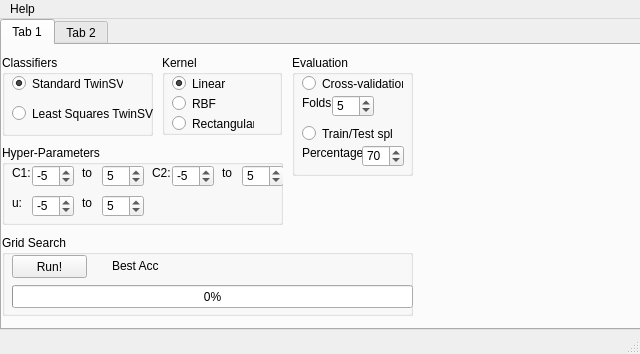
mir-am/LIBTwinSVM, file libtsvm/GUI-LIBTwinSVM.ui: the form before one commit.
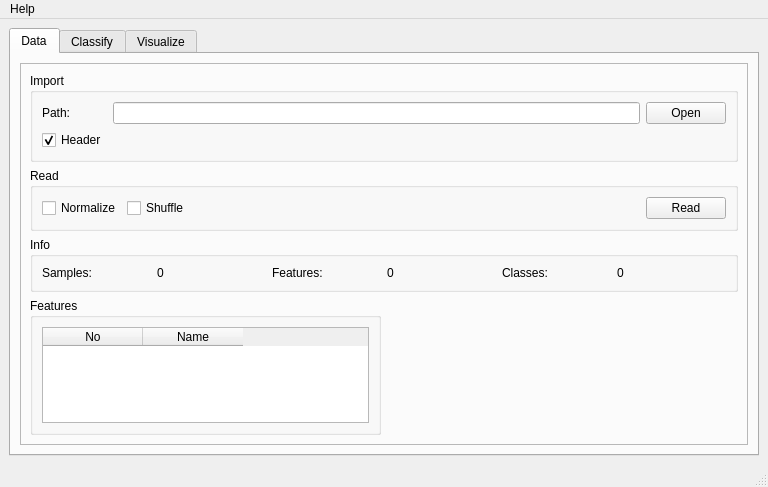
The form after the commit.

Commit message: Added widgets to data & classify tabs in the GUI.

Diff of the .ui file:
```diff
--- a/libtsvm/GUI-LIBTwinSVM.ui
+++ b/libtsvm/GUI-LIBTwinSVM.ui
@@ -6,8 +6,8 @@
    <rect>
     <x>0</x>
     <y>0</y>
-    <width>640</width>
-    <height>354</height>
+    <width>768</width>
+    <height>487</height>
    </rect>
   </property>
   <property name="windowTitle">
@@ -17,43 +17,310 @@
    <enum>Qt::LeftToRight</enum>
   </property>
   <widget class="QWidget" name="centralwidget">
+   <layout class="QGridLayout" name="gridLayout_4">
+    <item row="1" column="0">
    <widget class="QTabWidget" name="tabWidget">
-    <property name="geometry">
-     <rect>
-      <x>0</x>
-      <y>0</y>
-      <width>641</width>
-      <height>311</height>
-     </rect>
-    </property>
     <property name="currentIndex">
      <number>0</number>
     </property>
     <widget class="QWidget" name="tab">
      <attribute name="title">
-      <string>Tab 1</string>
-     </attribute>
+        <string>Data</string>
+       </attribute>
+       <layout class="QGridLayout" name="gridLayout">
+        <item row="0" column="0">
+         <widget class="QFrame" name="frame_2">
+          <property name="frameShape">
+           <enum>QFrame::StyledPanel</enum>
+          </property>
+          <property name="frameShadow">
+           <enum>QFrame::Raised</enum>
+          </property>
+          <layout class="QGridLayout" name="gridLayout_10">
+           <item row="4" column="1">
+            <spacer name="horizontalSpacer_2">
+             <property name="orientation">
+              <enum>Qt::Horizontal</enum>
+             </property>
+             <property name="sizeHint" stdset="0">
+              <size>
+               <width>40</width>
+               <height>20</height>
+              </size>
+             </property>
+            </spacer>
+           </item>
+           <item row="4" column="0">
+            <widget class="QGroupBox" name="groupBox_8">
+             <property name="title">
+              <string>Features</string>
+             </property>
+             <layout class="QGridLayout" name="gridLayout_13">
+              <item row="0" column="0">
+               <widget class="QTableWidget" name="tableWidget">
+                <column>
+                 <property name="text">
+                  <string>No</string>
+                 </property>
+                </column>
+                <column>
+                 <property name="text">
+                  <string>Name</string>
+                 </property>
+                </column>
+               </widget>
+              </item>
+             </layout>
+            </widget>
+           </item>
+           <item row="0" column="0" colspan="2">
+            <widget class="QGroupBox" name="groupBox_6">
+             <property name="title">
+              <string>Import</string>
+             </property>
+             <layout class="QGridLayout" name="gridLayout_11">
+              <item row="0" column="3">
+               <widget class="QPushButton" name="pushButton_2">
+                <property name="text">
+                 <string>Open</string>
+                </property>
+               </widget>
+              </item>
+              <item row="0" column="0">
+               <widget class="QLabel" name="label_11">
+                <property name="text">
+                 <string>Path:</string>
+                </property>
+               </widget>
+              </item>
+              <item row="2" column="0">
+               <widget class="QCheckBox" name="checkBox">
+                <property name="text">
+                 <string>Header</string>
+                </property>
+                <property name="checked">
+                 <bool>true</bool>
+                </property>
+               </widget>
+              </item>
+              <item row="0" column="2">
+               <widget class="QLineEdit" name="lineEdit"/>
+              </item>
+             </layout>
+            </widget>
+           </item>
+           <item row="3" column="0" colspan="2">
+            <widget class="QGroupBox" name="groupBox_7">
+             <property name="title">
+              <string>Info</string>
+             </property>
+             <layout class="QGridLayout" name="gridLayout_12">
+              <item row="0" column="2">
+               <widget class="QLabel" name="label_14">
+                <property name="text">
+                 <string>Features:</string>
+                </property>
+               </widget>
+              </item>
+              <item row="0" column="3">
+               <widget class="QLabel" name="label_15">
+                <property name="text">
+                 <string>0</string>
+                </property>
+               </widget>
+              </item>
+              <item row="0" column="4">
+               <widget class="QLabel" name="label_16">
+                <property name="text">
+                 <string>Classes:</string>
+                </property>
+               </widget>
+              </item>
+              <item row="0" column="5">
+               <widget class="QLabel" name="label_17">
+                <property name="text">
+                 <string>0</string>
+                </property>
+               </widget>
+              </item>
+              <item row="0" column="0">
+               <widget class="QLabel" name="label_12">
+                <property name="text">
+                 <string>Samples:</string>
+                </property>
+               </widget>
+              </item>
+              <item row="0" column="1">
+               <widget class="QLabel" name="label_13">
+                <property name="text">
+                 <string>0</string>
+                </property>
+               </widget>
+              </item>
+             </layout>
+            </widget>
+           </item>
+           <item row="2" column="0" colspan="2">
+            <widget class="QGroupBox" name="groupBox_9">
+             <property name="title">
+              <string>Read</string>
+             </property>
+             <layout class="QGridLayout" name="gridLayout_14">
+              <item row="0" column="0">
+               <layout class="QHBoxLayout" name="horizontalLayout_7">
+                <item>
+                 <widget class="QCheckBox" name="checkBox_3">
+                  <property name="text">
+                   <string>Normalize</string>
+                  </property>
+                 </widget>
+                </item>
+                <item>
+                 <widget class="QCheckBox" name="checkBox_2">
+                  <property name="text">
+                   <string>Shuffle</string>
+                  </property>
+                 </widget>
+                </item>
+               </layout>
+              </item>
+              <item row="0" column="2">
+               <widget class="QPushButton" name="pushButton_3">
+                <property name="text">
+                 <string>Read</string>
+                </property>
+               </widget>
+              </item>
+              <item row="0" column="1">
+               <spacer name="horizontalSpacer_3">
+                <property name="orientation">
+                 <enum>Qt::Horizontal</enum>
+                </property>
+                <property name="sizeHint" stdset="0">
+                 <size>
+                  <width>40</width>
+                  <height>20</height>
+                 </size>
+                </property>
+               </spacer>
+              </item>
+             </layout>
+            </widget>
+           </item>
+          </layout>
+         </widget>
+        </item>
+       </layout>
+      </widget>
+      <widget class="QWidget" name="tab_2">
+       <attribute name="title">
+        <string>Classify</string>
+       </attribute>
+       <layout class="QGridLayout" name="gridLayout_3">
+        <item row="1" column="0" rowspan="2">
+         <widget class="QFrame" name="frame">
+          <property name="frameShape">
+           <enum>QFrame::StyledPanel</enum>
+          </property>
+          <property name="frameShadow">
+           <enum>QFrame::Raised</enum>
+          </property>
+          <layout class="QGridLayout" name="gridLayout_5">
+           <item row="0" column="2">
+            <widget class="QGroupBox" name="groupBox_3">
+             <property name="title">
+              <string>Evaluation</string>
+             </property>
+             <layout class="QGridLayout" name="gridLayout_6">
+              <item row="0" column="0">
+               <widget class="QRadioButton" name="radioButton_6">
+                <property name="text">
+                 <string>Cross-validation</string>
+                </property>
+                <property name="checked">
+                 <bool>true</bool>
+                </property>
+               </widget>
+              </item>
+              <item row="2" column="0">
+               <widget class="QRadioButton" name="radioButton_7">
+                <property name="text">
+                 <string>Train/Test split</string>
+                </property>
+               </widget>
+              </item>
+              <item row="1" column="0">
+               <layout class="QHBoxLayout" name="horizontalLayout">
+                <item>
+                 <widget class="QLabel" name="label">
+                  <property name="text">
+                   <string>Folds:</string>
+                  </property>
+                 </widget>
+                </item>
+                <item>
+                 <widget class="QSpinBox" name="spinBox">
+                  <property name="minimum">
+                   <number>1</number>
+                  </property>
+                  <property name="maximum">
+                   <number>10</number>
+                  </property>
+                  <property name="value">
+                   <number>5</number>
+                  </property>
+                 </widget>
+                </item>
+               </layout>
+              </item>
+              <item row="3" column="0">
+               <layout class="QHBoxLayout" name="horizontalLayout_2">
+                <item>
+                 <widget class="QLabel" name="label_2">
+                  <property name="text">
+                   <string>Percentage:</string>
+                  </property>
+                 </widget>
+                </item>
+                <item>
+                 <widget class="QSpinBox" name="spinBox_2">
+                  <property name="minimum">
+                   <number>1</number>
+                  </property>
+                  <property name="maximum">
+                   <number>99</number>
+                  </property>
+                  <property name="value">
+                   <number>70</number>
+                  </property>
+                 </widget>
+                </item>
+               </layout>
+              </item>
+              <item row="1" column="1">
+               <spacer name="horizontalSpacer">
+                <property name="orientation">
+                 <enum>Qt::Horizontal</enum>
+                </property>
+                <property name="sizeHint" stdset="0">
+                 <size>
+                  <width>40</width>
+                  <height>20</height>
+                 </size>
+                </property>
+               </spacer>
+              </item>
+             </layout>
+            </widget>
+           </item>
+           <item row="0" column="0">
      <widget class="QGroupBox" name="groupBox">
-      <property name="geometry">
-       <rect>
-        <x>0</x>
-        <y>10</y>
-        <width>151</width>
-        <height>81</height>
-       </rect>
-      </property>
       <property name="title">
        <string>Classifiers</string>
       </property>
+             <layout class="QGridLayout" name="gridLayout_2">
+              <item row="0" column="0">
       <widget class="QRadioButton" name="radioButton">
-       <property name="geometry">
-        <rect>
-         <x>10</x>
-         <y>20</y>
-         <width>111</width>
-         <height>17</height>
-        </rect>
-       </property>
        <property name="text">
         <string>Standard TwinSVM</string>
        </property>
@@ -61,93 +328,25 @@
         <bool>true</bool>
        </property>
       </widget>
+              </item>
+              <item row="1" column="0">
       <widget class="QRadioButton" name="radioButton_2">
-       <property name="geometry">
-        <rect>
-         <x>10</x>
-         <y>50</y>
-         <width>141</width>
-         <height>17</height>
-        </rect>
-       </property>
        <property name="text">
         <string>Least Squares TwinSVM</string>
        </property>
       </widget>
-     </widget>
-     <widget class="QGroupBox" name="groupBox_5">
-      <property name="geometry">
-       <rect>
-        <x>0</x>
-        <y>190</y>
-        <width>411</width>
-        <height>81</height>
-       </rect>
-      </property>
-      <property name="title">
-       <string>Grid Search</string>
-      </property>
-      <widget class="QPushButton" name="pushButton">
-       <property name="geometry">
-        <rect>
-         <x>10</x>
-         <y>20</y>
-         <width>75</width>
-         <height>23</height>
-        </rect>
-       </property>
-       <property name="text">
-        <string>Run!</string>
-       </property>
-      </widget>
-      <widget class="QProgressBar" name="progressBar">
-       <property name="geometry">
-        <rect>
-         <x>10</x>
-         <y>50</y>
-         <width>401</width>
-         <height>23</height>
-        </rect>
-       </property>
-       <property name="value">
-        <number>0</number>
-       </property>
-      </widget>
-      <widget class="QLabel" name="label_9">
-       <property name="geometry">
-        <rect>
-         <x>110</x>
-         <y>20</y>
-         <width>47</width>
-         <height>21</height>
-        </rect>
-       </property>
-       <property name="text">
-        <string>Best Acc:</string>
-       </property>
-      </widget>
-     </widget>
+              </item>
+             </layout>
+            </widget>
+           </item>
+           <item row="0" column="1">
      <widget class="QGroupBox" name="groupBox_2">
-      <property name="geometry">
-       <rect>
-        <x>160</x>
-        <y>10</y>
-        <width>120</width>
-        <height>80</height>
-       </rect>
-      </property>
       <property name="title">
        <string>Kernel</string>
       </property>
+             <layout class="QGridLayout" name="gridLayout_7">
+              <item row="0" column="0">
       <widget class="QRadioButton" name="radioButton_3">
-       <property name="geometry">
-        <rect>
-         <x>10</x>
-         <y>20</y>
-         <width>82</width>
-         <height>17</height>
-        </rect>
-       </property>
        <property name="text">
         <string>Linear</string>
        </property>
@@ -155,125 +354,32 @@
         <bool>true</bool>
        </property>
       </widget>
+              </item>
+              <item row="1" column="0">
       <widget class="QRadioButton" name="radioButton_4">
-       <property name="geometry">
-        <rect>
-         <x>10</x>
-         <y>40</y>
-         <width>82</width>
-         <height>17</height>
-        </rect>
-       </property>
        <property name="text">
         <string>RBF</string>
        </property>
       </widget>
+              </item>
+              <item row="2" column="0">
       <widget class="QRadioButton" name="radioButton_5">
-       <property name="geometry">
-        <rect>
-         <x>10</x>
-         <y>60</y>
-         <width>82</width>
-         <height>17</height>
-        </rect>
-       </property>
        <property name="text">
         <string>Rectangular</string>
        </property>
       </widget>
-     </widget>
-     <widget class="QGroupBox" name="groupBox_3">
-      <property name="geometry">
-       <rect>
-        <x>290</x>
-        <y>10</y>
-        <width>121</width>
-        <height>121</height>
-       </rect>
-      </property>
-      <property name="title">
-       <string>Evaluation</string>
-      </property>
-      <widget class="QRadioButton" name="radioButton_6">
-       <property name="geometry">
-        <rect>
-         <x>10</x>
-         <y>20</y>
-         <width>101</width>
-         <height>17</height>
-        </rect>
-       </property>
-       <property name="text">
-        <string>Cross-validation</string>
-       </property>
-      </widget>
-      <widget class="QLabel" name="label">
-       <property name="geometry">
-        <rect>
-         <x>10</x>
-         <y>40</y>
-         <width>31</width>
-         <height>16</height>
-        </rect>
-       </property>
-       <property name="text">
-        <string>Folds:</string>
-       </property>
-      </widget>
-      <widget class="QSpinBox" name="spinBox">
-       <property name="geometry">
-        <rect>
-         <x>40</x>
-         <y>40</y>
-         <width>42</width>
-         <height>22</height>
-        </rect>
-       </property>
-       <property name="minimum">
-        <number>1</number>
-       </property>
-       <property name="maximum">
-        <number>10</number>
-       </property>
-       <property name="value">
-        <number>5</number>
-       </property>
-      </widget>
-      <widget class="QRadioButton" name="radioButton_7">
-       <property name="geometry">
-        <rect>
-         <x>10</x>
-         <y>70</y>
-         <width>91</width>
-         <height>17</height>
-        </rect>
-       </property>
-       <property name="text">
-        <string>Train/Test split</string>
-       </property>
-      </widget>
-      <widget class="QLabel" name="label_2">
-       <property name="geometry">
-        <rect>
-         <x>10</x>
-         <y>90</y>
-         <width>61</width>
-         <height>16</height>
-        </rect>
-       </property>
+              </item>
+              <item row="3" column="0">
+               <layout class="QHBoxLayout" name="horizontalLayout_6">
+                <item>
+                 <widget class="QLabel" name="label_10">
        <property name="text">
         <string>Percentage:</string>
        </property>
       </widget>
-      <widget class="QSpinBox" name="spinBox_2">
-       <property name="geometry">
-        <rect>
-         <x>70</x>
-         <y>90</y>
-         <width>42</width>
-         <height>22</height>
-        </rect>
-       </property>
+                </item>
+                <item>
+                 <widget class="QSpinBox" name="spinBox_9">
        <property name="minimum">
         <number>1</number>
        </property>
@@ -281,44 +387,32 @@
         <number>99</number>
        </property>
        <property name="value">
-        <number>70</number>
-       </property>
-      </widget>
-     </widget>
+                   <number>75</number>
+                  </property>
+                 </widget>
+                </item>
+               </layout>
+              </item>
+             </layout>
+            </widget>
+           </item>
+           <item row="1" column="0">
      <widget class="QGroupBox" name="groupBox_4">
-      <property name="geometry">
-       <rect>
-        <x>0</x>
-        <y>100</y>
-        <width>281</width>
-        <height>80</height>
-       </rect>
-      </property>
       <property name="title">
        <string>Hyper-Parameters</string>
       </property>
+             <layout class="QGridLayout" name="gridLayout_8">
+              <item row="0" column="0">
+               <layout class="QHBoxLayout" name="horizontalLayout_3">
+                <item>
       <widget class="QLabel" name="label_3">
-       <property name="geometry">
-        <rect>
-         <x>10</x>
-         <y>20</y>
-         <width>21</width>
-         <height>16</height>
-        </rect>
-       </property>
        <property name="text">
         <string>C1:</string>
        </property>
       </widget>
+                </item>
+                <item>
       <widget class="QSpinBox" name="spinBox_3">
-       <property name="geometry">
-        <rect>
-         <x>30</x>
-         <y>20</y>
-         <width>42</width>
-         <height>22</height>
-        </rect>
-       </property>
        <property name="minimum">
         <number>-10</number>
        </property>
@@ -329,28 +423,16 @@
         <number>-5</number>
        </property>
       </widget>
+                </item>
+                <item>
       <widget class="QLabel" name="label_4">
-       <property name="geometry">
-        <rect>
-         <x>80</x>
-         <y>20</y>
-         <width>16</width>
-         <height>16</height>
-        </rect>
-       </property>
        <property name="text">
         <string>to</string>
        </property>
       </widget>
+                </item>
+                <item>
       <widget class="QSpinBox" name="spinBox_4">
-       <property name="geometry">
-        <rect>
-         <x>100</x>
-         <y>20</y>
-         <width>42</width>
-         <height>22</height>
-        </rect>
-       </property>
        <property name="minimum">
         <number>1</number>
        </property>
@@ -361,28 +443,20 @@
         <number>5</number>
        </property>
       </widget>
+                </item>
+               </layout>
+              </item>
+              <item row="0" column="1">
+               <layout class="QHBoxLayout" name="horizontalLayout_4">
+                <item>
       <widget class="QLabel" name="label_5">
-       <property name="geometry">
-        <rect>
-         <x>150</x>
-         <y>20</y>
-         <width>21</width>
-         <height>16</height>
-        </rect>
-       </property>
        <property name="text">
         <string>C2:</string>
        </property>
       </widget>
+                </item>
+                <item>
       <widget class="QSpinBox" name="spinBox_5">
-       <property name="geometry">
-        <rect>
-         <x>170</x>
-         <y>20</y>
-         <width>42</width>
-         <height>22</height>
-        </rect>
-       </property>
        <property name="minimum">
         <number>-10</number>
        </property>
@@ -393,28 +467,16 @@
         <number>-5</number>
        </property>
       </widget>
+                </item>
+                <item>
       <widget class="QLabel" name="label_6">
-       <property name="geometry">
-        <rect>
-         <x>220</x>
-         <y>20</y>
-         <width>16</width>
-         <height>16</height>
-        </rect>
-       </property>
        <property name="text">
         <string>to</string>
        </property>
       </widget>
+                </item>
+                <item>
       <widget class="QSpinBox" name="spinBox_6">
-       <property name="geometry">
-        <rect>
-         <x>240</x>
-         <y>20</y>
-         <width>42</width>
-         <height>22</height>
-        </rect>
-       </property>
        <property name="minimum">
         <number>1</number>
        </property>
@@ -425,28 +487,20 @@
         <number>5</number>
        </property>
       </widget>
+                </item>
+               </layout>
+              </item>
+              <item row="1" column="0">
+               <layout class="QHBoxLayout" name="horizontalLayout_5">
+                <item>
       <widget class="QLabel" name="label_7">
-       <property name="geometry">
-        <rect>
-         <x>10</x>
-         <y>50</y>
-         <width>21</width>
-         <height>16</height>
-        </rect>
-       </property>
        <property name="text">
         <string>&lt;html&gt;&lt;head/&gt;&lt;body&gt;&lt;p&gt;u:&lt;/p&gt;&lt;/body&gt;&lt;/html&gt;</string>
        </property>
       </widget>
+                </item>
+                <item>
       <widget class="QSpinBox" name="spinBox_7">
-       <property name="geometry">
-        <rect>
-         <x>30</x>
-         <y>50</y>
-         <width>42</width>
-         <height>22</height>
-        </rect>
-       </property>
        <property name="minimum">
         <number>-20</number>
        </property>
@@ -457,28 +511,16 @@
         <number>-5</number>
        </property>
       </widget>
+                </item>
+                <item>
       <widget class="QLabel" name="label_8">
-       <property name="geometry">
-        <rect>
-         <x>80</x>
-         <y>50</y>
-         <width>16</width>
-         <height>16</height>
-        </rect>
-       </property>
        <property name="text">
         <string>to</string>
        </property>
       </widget>
+                </item>
+                <item>
       <widget class="QSpinBox" name="spinBox_8">
-       <property name="geometry">
-        <rect>
-         <x>100</x>
-         <y>50</y>
-         <width>42</width>
-         <height>22</height>
-        </rect>
-       </property>
        <property name="minimum">
         <number>1</number>
        </property>
@@ -489,14 +531,81 @@
         <number>5</number>
        </property>
       </widget>
-     </widget>
-    </widget>
-    <widget class="QWidget" name="tab_2">
+                </item>
+               </layout>
+              </item>
+             </layout>
+            </widget>
+           </item>
+           <item row="2" column="0" colspan="3">
+            <widget class="QGroupBox" name="groupBox_5">
+             <property name="title">
+              <string>Grid Search</string>
+             </property>
+             <layout class="QGridLayout" name="gridLayout_9">
+              <item row="0" column="0">
+               <widget class="QPushButton" name="pushButton">
+                <property name="text">
+                 <string>Run!</string>
+                </property>
+               </widget>
+              </item>
+              <item row="0" column="1">
+               <widget class="QLabel" name="label_9">
+                <property name="text">
+                 <string>Best Acc:</string>
+                </property>
+               </widget>
+              </item>
+              <item row="0" column="2">
+               <widget class="QLabel" name="label_18">
+                <property name="text">
+                 <string>Acc:</string>
+                </property>
+               </widget>
+              </item>
+              <item row="0" column="3">
+               <widget class="QLabel" name="label_19">
+                <property name="text">
+                 <string>Elapsed:</string>
+                </property>
+               </widget>
+              </item>
+              <item row="1" column="0" colspan="4">
+               <widget class="QProgressBar" name="progressBar">
+                <property name="value">
+                 <number>0</number>
+                </property>
+               </widget>
+              </item>
+             </layout>
+            </widget>
+           </item>
+          </layout>
+         </widget>
+        </item>
+       </layout>
+      </widget>
+      <widget class="QWidget" name="tab_3">
      <attribute name="title">
-      <string>Tab 2</string>
-     </attribute>
-    </widget>
-   </widget>
+        <string>Visualize</string>
+       </attribute>
+       <layout class="QGridLayout" name="gridLayout_15">
+        <item row="0" column="0">
+         <widget class="QFrame" name="frame_3">
+          <property name="frameShape">
+           <enum>QFrame::StyledPanel</enum>
+          </property>
+          <property name="frameShadow">
+           <enum>QFrame::Raised</enum>
+          </property>
+         </widget>
+        </item>
+       </layout>
+      </widget>
+     </widget>
+    </item>
+   </layout>
   </widget>
   <widget class="QStatusBar" name="statusbar"/>
   <widget class="QMenuBar" name="menubar">
@@ -504,8 +613,8 @@
     <rect>
      <x>0</x>
      <y>0</y>
-     <width>640</width>
-     <height>21</height>
+     <width>768</width>
+     <height>31</height>
     </rect>
    </property>
    <widget class="QMenu" name="menuHelp">
```
Left out of the diff: 5 changed lines with no effect on the pictures. Lines whose indentation alone changed are shown as unchanged.
